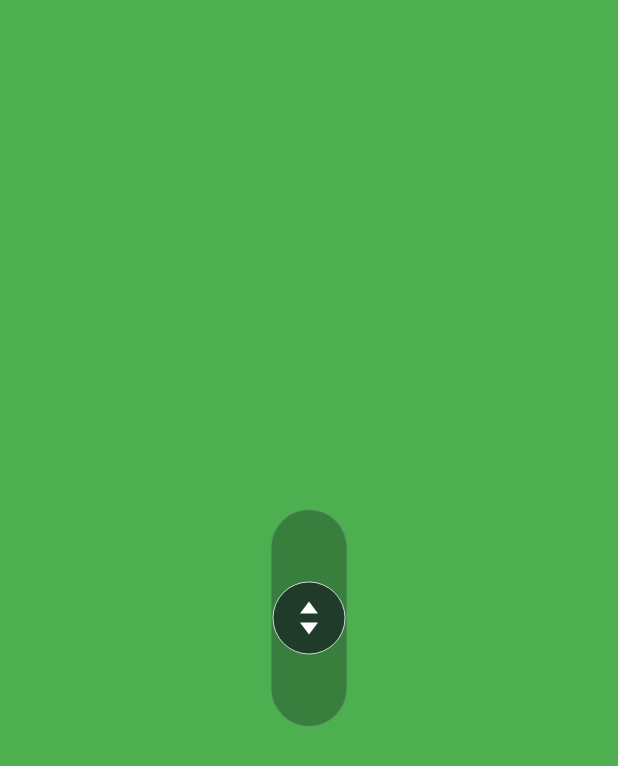
After one commit to Alan-GitHub/effect_demo, a Flutter app: the screen it shows after launch, after a tap on "竖直操纵杆", on a phone screen of 412 x 824 dp. The commit adds this screen. Shown: the top 766 px of the screen. Run offline on Flutter 3.47's test engine with Material 2 defaults, Android fonts, the phone set to English and light mode, and no system bars; network calls fail.

Commit message:
垂直操纵杆开发

```diff
--- /dev/null
+++ b/lib/src/animation_use/vertical_joystick.dart
@@ -0,0 +1,157 @@
+import 'package:effect_demo/src/constant/RCColors.dart';
+import 'package:flutter/material.dart';
+
+class VerticalJoyStick extends StatefulWidget {
+  const VerticalJoyStick({
+    super.key,
+    required this.size,
+    this.rRectRadius = 0,
+    required this.radius,
+  });
+
+  final Size size;
+  final double rRectRadius;
+  final double radius;
+
+  @override
+  State<VerticalJoyStick> createState() => _VerticalJoyStickState();
+}
+
+class _VerticalJoyStickState extends State<VerticalJoyStick> {
+  // 小圆圆心坐标
+  late final ValueNotifier<Offset> _offset;
+
+  @override
+  void initState() {
+    super.initState();
+
+    _offset = ValueNotifier(Offset(widget.size.width / 2, widget.size.height / 2));
+  }
+
+  @override
+  Widget build(BuildContext context) {
+    return GestureDetector(
+      onVerticalDragDown: down,
+      onVerticalDragUpdate: update,
+      onVerticalDragEnd: end,
+      child: CustomPaint(
+        size: widget.size,
+        painter: VerticalJoyStickPainter(
+          rRectRadius: widget.rRectRadius,
+          offset: _offset,
+          radius: widget.radius,
+          listenable: _offset,
+        ),
+      ),
+    );
+  }
+
+  down(DragDownDetails details) {
+    double rx = widget.size.width / 2;
+    double ry = details.localPosition.dy;
+
+    if (ry < widget.radius) {
+      ry = widget.radius;
+    } else if (ry > widget.size.height - widget.radius) {
+      ry = widget.size.height - widget.radius;
+    }
+
+    _offset.value = Offset(rx, ry);
+  }
+
+  update(DragUpdateDetails details) {
+    double rx = widget.size.width / 2;
+    double ry = details.localPosition.dy;
+
+    if (ry < widget.radius) {
+      ry = widget.radius;
+    } else if (ry > widget.size.height - widget.radius) {
+      ry = widget.size.height - widget.radius;
+    }
+
+    _offset.value = Offset(rx, ry);
+  }
+
+  end(DragEndDetails details) {
+    _offset.value = Offset(widget.size.width / 2, widget.size.height / 2);
+  }
+}
+
+class VerticalJoyStickPainter extends CustomPainter {
+  VerticalJoyStickPainter({
+    this.rRectRadius = 0,
+    required this.offset,
+    required this.radius,
+    required Listenable listenable,
+  }) : super(repaint: listenable);
+
+  /// 底圆矩形的圆角半径
+  final double rRectRadius;
+  final ValueNotifier<Offset> offset;
+  final double radius;
+
+  final Paint _paint = Paint();
+
+  @override
+  void paint(Canvas canvas, Size size) {
+    Rect rect = Offset.zero & size;
+
+    /// 绘制底图圆角矩形
+    _paint
+      ..style = PaintingStyle.fill
+      ..color = RCColors.gray_0A1014.withOpacity(0.3);
+    canvas.drawRRect(RRect.fromRectXY(rect, rRectRadius, rRectRadius), _paint);
+
+    /// 底图描边
+    _paint
+      ..style = PaintingStyle.stroke
+      ..strokeWidth = 1
+      ..color = RCColors.gray_5F7176.withOpacity(0.3);
+    canvas.drawRRect(RRect.fromRectXY(rect, rRectRadius, rRectRadius), _paint);
+
+    /// 绘制控制小球球
+    _paint
+      ..style = PaintingStyle.fill
+      ..color = RCColors.black_171E22.withOpacity(0.7);
+    canvas.drawCircle(offset.value, radius, _paint);
+
+    /// 控制小球球描边
+    _paint
+      ..style = PaintingStyle.stroke
+      ..strokeWidth = 0.5
+      ..color = RCColors.white;
+    canvas.drawCircle(offset.value, radius, _paint);
+
+    /// 小球球里面的三角形（上）
+    /// 小球球圆心坐标
+    double rx = offset.value.dx;
+    double ry = offset.value.dy;
+
+    _paint
+      ..style = PaintingStyle.fill
+      ..color = RCColors.white;
+
+    /// 适配屏幕时的缩放比例
+    double scale = radius / 24;
+
+    var path1 = Path();
+    path1.moveTo(rx - 6 * scale, ry - 3 * scale);
+    path1.lineTo(rx, ry - 11 * scale);
+    path1.lineTo(rx + 6 * scale, ry - 3 * scale);
+    path1.close();
+    canvas.drawPath(path1, _paint);
+
+    /// 小球球里面的三角形（下）
+    var path2 = Path();
+    path2.moveTo(rx - 6 * scale, ry + 3 * scale);
+    path2.lineTo(rx, ry + 11 * scale);
+    path2.lineTo(rx + 6 * scale, ry + 3 * scale);
+    path2.close();
+    canvas.drawPath(path2, _paint);
+  }
+
+  @override
+  bool shouldRepaint(covariant VerticalJoyStickPainter oldDelegate) {
+    return oldDelegate.offset != offset;
+  }
+}
--- /dev/null
+++ b/lib/src/animation_use/vertical_joystick_use_page.dart
@@ -0,0 +1,26 @@
+import 'package:effect_demo/src/animation_use/vertical_joystick.dart';
+import 'package:flutter/material.dart';
+
+class VerticalJoystickUsePage extends StatefulWidget {
+  const VerticalJoystickUsePage({super.key});
+
+  @override
+  State<VerticalJoystickUsePage> createState() => _VerticalJoystickUsePageState();
+}
+
+class _VerticalJoystickUsePageState extends State<VerticalJoystickUsePage> {
+  @override
+  Widget build(BuildContext context) {
+    return Scaffold(
+      body: Container(
+        color: Colors.green,
+        alignment: Alignment.center,
+        child: const VerticalJoyStick(
+          size: Size(50, 144),
+          rRectRadius: 50,
+          radius: 24,
+        ),
+      ),
+    );
+  }
+}
--- /dev/null
+++ b/lib/src/constant/RCColors.dart
@@ -0,0 +1,65 @@
+import 'package:flutter/material.dart';
+
+class RCColors {
+  static const transparent = Colors.transparent;
+  static const white = Colors.white;
+  static const black = Colors.black;
+  static const blue = Colors.blue;
+  static const red = Colors.red;
+  static const green = Colors.green;
+  static const gray = Colors.grey;
+
+  static const gray_C0C8CA = Color(0xFFC0C8CA);
+  static const gray_858C8D = Color(0xFF858C8D);
+  static const gray_3E474D = Color(0xFF3E474D);
+  static const gray_567088 = Color(0xFF567088);
+  static const gray_160F0F = Color(0xFF160F0F);
+  static const gray_657881 = Color(0xFF657881);
+  static const gray_364251 = Color(0xFF364251);
+  static const gray_D9D9D9 = Color(0xFFD9D9D9);
+  static const gray_0A1014 = Color(0xFF0A1014);
+  static const gray_434D53 = Color(0xFF434D53);
+  static const gray_EEEEEE = Color(0xFFEEEEEE);
+  static const gray_BEBFC1 = Color(0xFFBEBFC1);
+  static const gray_384247 = Color(0xFF384247);
+  static const gray_5F7176 = Color(0xFF5F7176);
+
+  static const green_A7CBD4 = Color(0xFFA7CBD4);
+
+  static const red_E76643 = Color(0xFFE76643);
+
+  static const yellow_FBAB36 = Color(0xFFFBAB36);
+
+  static const blue_2ED8F7 = Color(0xFF2ED8F7);
+  static const blue_179DD8 = Color(0xFF179DD8);
+  static const blue_68CDE8 = Color(0xFF68CDE8);
+  static const blue_6CD7F2 = Color(0xFF6CD7F2);
+  static const blue_499AD5 = Color(0xFF499AD5);
+  static const blue_C0F2FF = Color(0xFFC0F2FF);
+  static const blue_49657E = Color(0xFF49657E);
+  static const blue_2FD9F8 = Color(0xFF2FD9F8);
+  static const blue_1CA9DF = Color(0xFF1CA9DF);
+  static const blue_F2FDFF = Color(0xFFF2FDFF);
+
+  static const black_3B5063 = Color(0xFF3B5063);
+  static const black_0C2C3E = Color(0xFF0C2C3E);
+  static const black_0F1112 = Color(0xFF0F1112);
+  static const black_1F2E36 = Color(0xFF1F2E36);
+  static const black_0A1C24 = Color(0xFF0A1C24);
+  static const black_0B171B = Color(0xFF0B171B);
+  static const black_1D292F = Color(0xFF1D292F);
+  static const black_414B57 = Color(0xFF414B57);
+  static const black_0F2C3C = Color(0xFF0F2C3C);
+  static const black_1A2932 = Color(0xFF1A2932);
+  static const black_0E191F = Color(0xFF0E191F);
+  static const black_171E22 = Color(0xFF171E22);
+
+  //根据十六进制颜色值 + 不透明度生成颜色
+  static Color colorWithHexAlpha(String hexColor, double alpha) {
+    int colorValue = int.parse(hexColor.replaceFirst('#', ''), radix: 16);
+    int alphaValue = (alpha * 255).toInt();
+    int color = alphaValue << 24 | colorValue;
+
+    return Color(color);
+  }
+}
--- a/lib/src/home_page.dart
+++ b/lib/src/home_page.dart
@@ -53,6 +53,12 @@ class _HomePageState extends State<HomePage> {
                   },
                   child: const Text("操纵杆"),
                 ),
+                TextButton(
+                  onPressed: () {
+                    Nav.pushName(RouteName.verticalJoystickUsePage);
+                  },
+                  child: const Text("竖直操纵杆"),
+                ),
               ],
             ),
           ),
--- a/lib/src/router/RouteTable.dart
+++ b/lib/src/router/RouteTable.dart
@@ -1,5 +1,6 @@
 import 'package:effect_demo/src/animation_use/animation_use_page.dart';
 import 'package:effect_demo/src/animation_use/joystick_use_page.dart';
+import 'package:effect_demo/src/animation_use/vertical_joystick_use_page.dart';
 import 'package:effect_demo/src/expand_collapse/expand_collapse_page.dart';
 import 'package:effect_demo/src/lun_pan/context_menu.dart';
 import 'package:flutter/material.dart';
@@ -16,7 +17,9 @@ class RouteName {
   static const String expandCollapsePage = 'expandCollapsePage';
   static const String kindaCodeDemo = 'kindaCodeDemo';
   static const String animationUsePage = 'animationUsePage';
-  static const String joystickUsePage = 'JoystickUsePage';
+  static const String joystickUsePage = 'joystickUsePage';
+  static const String verticalJoystickUsePage = 'verticalJoystickUsePage';
+
 }
 
 ///注册路由页面
@@ -33,6 +36,7 @@ class RouteTable {
       RouteName.kindaCodeDemo: (BuildContext context) =>  const KindaCodeDemo(),
       RouteName.animationUsePage: (BuildContext context) =>  const AnimationUsePage(),
       RouteName.joystickUsePage: (BuildContext context) =>  const JoystickUsePage(),
+      RouteName.verticalJoystickUsePage: (BuildContext context) =>  const VerticalJoystickUsePage(),
     };
   }
 
```
